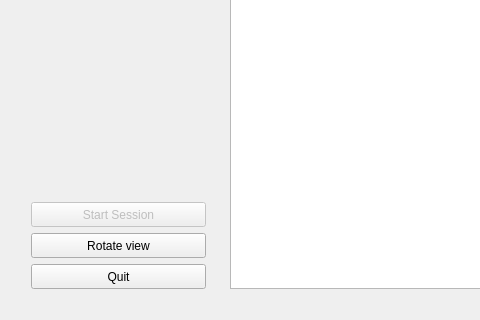
Old version of the form wacom_recorder/recorder_ui.ui in the repository drordotan/writracker; both pictures show x 0 to 480 and y 517 to 837 of the 1114 by 837 pixel window.
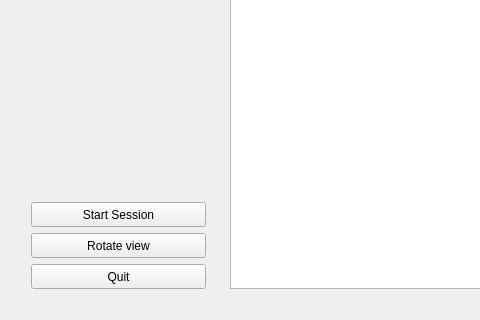
New version of the form. Icons and pictures are not drawn.

Commit message:
Recorder: Show configuration menu before starting a session
Merge "choose targets file" button action with start session button.
Now, when pressing "start session", allow the user to choose the targets
file, and after it pop a configuration menu window to allow session
specific configuration.

```diff
--- a/wacom_recorder/recorder_ui.ui
+++ b/wacom_recorder/recorder_ui.ui
@@ -381,7 +381,7 @@
         <item alignment="Qt::AlignHCenter">
          <widget class="QPushButton" name="start_ssn_btn">
           <property name="enabled">
-           <bool>false</bool>
+           <bool>true</bool>
           </property>
           <property name="minimumSize">
            <size>
```
Left out of the diff: 6 changed lines with no effect on the pictures. The commit also changes 1 other file.
